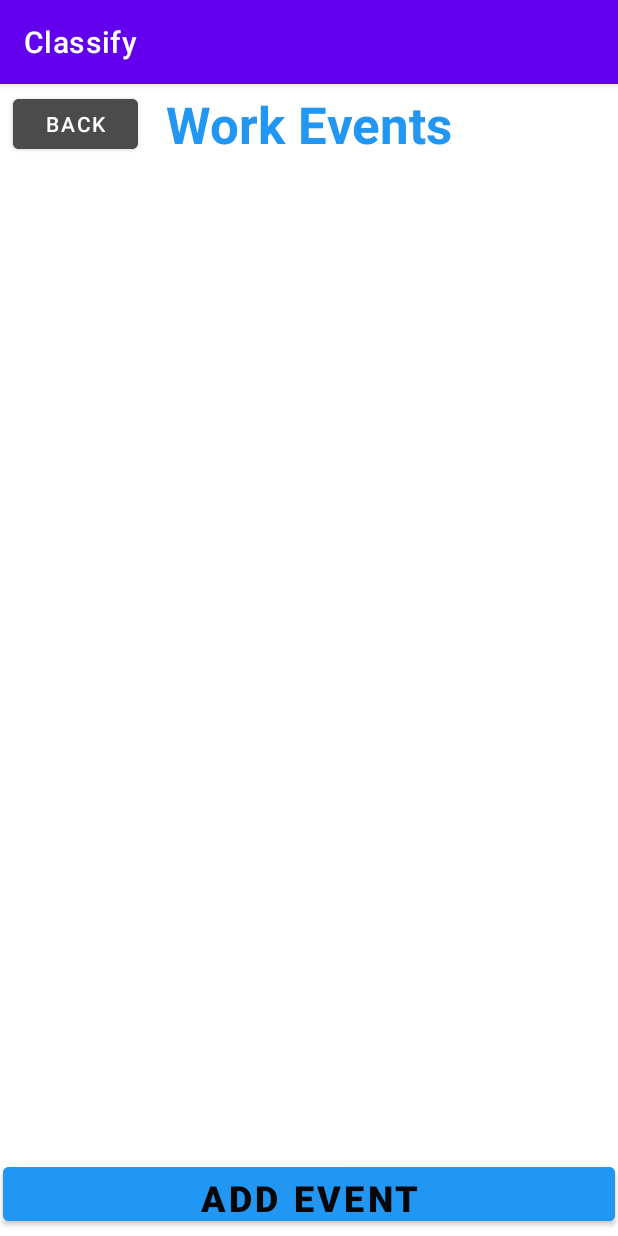
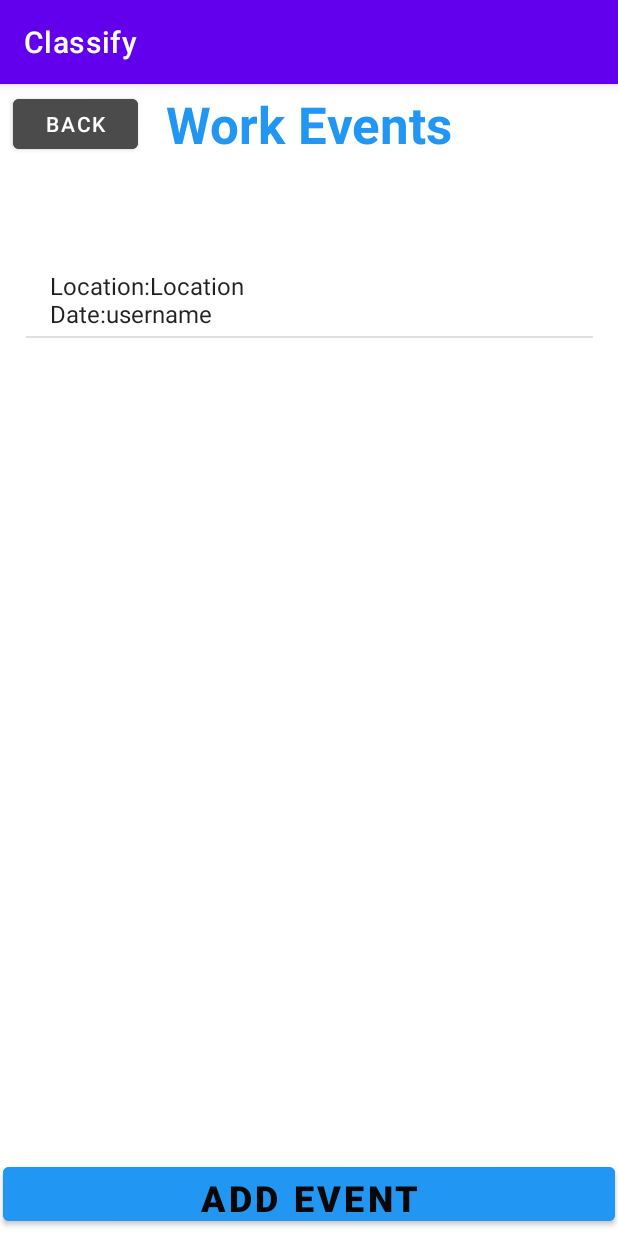
Before and after one commit to ekane11/ClassifyHomescreen, an Android app: the WorkEventsActivity screen opened directly, with no data from a screen before it, on a phone screen of 412 x 824 dp. Run offline under Robolectric (Android 15) with nearby library versions, the phone set to English and light mode, and no system bars.

Commit message:
display list working(for most part)

```diff
--- /dev/null
+++ b/app/src/main/java/com/example/classifyhomescreen/DBHelper.java
@@ -0,0 +1,55 @@
+package com.example.classifyhomescreen;
+
+import android.database.Cursor;
+import android.database.sqlite.SQLiteDatabase;
+
+import java.util.ArrayList;
+
+public class DBHelper {
+
+    SQLiteDatabase sqLiteDatabase;
+
+    public DBHelper(SQLiteDatabase sqLiteDatabase) {
+        this.sqLiteDatabase = sqLiteDatabase;
+    }
+
+    public void createTable() {
+        sqLiteDatabase.execSQL("CREATE TABLE IF NOT EXISTS events" + "(id INTEGER PRIMARY KEY, username TEXT, date TEXT, location TEXT)");
+    }
+
+    public ArrayList<Event> readNotes(String username) {
+
+        createTable();
+        Cursor c = sqLiteDatabase.rawQuery(String.format("SELECT * from events where username like '%s'", username), null);
+
+        int dateIndex = c.getColumnIndex("date");
+        int locationIndex = c.getColumnIndex("location");
+
+        c.moveToFirst();
+        ArrayList<Event> eventsList = new ArrayList<>();
+
+        while(!c.isAfterLast()) {
+
+            String date = c.getString(dateIndex);
+            String location = c.getString(locationIndex);
+
+            Event event = new Event(username, date, location, false, null);
+            eventsList.add(event);
+            c.moveToNext();
+        }
+        c.close();
+        sqLiteDatabase.close();
+        return eventsList;
+    }
+
+    public void saveEvent(String username, String date, String location) {
+        createTable();
+        sqLiteDatabase.execSQL(String.format("INSERT INTO events (username, date, location) VALUES ('%s', '%s', '%s')", username, date, location));
+    }
+
+    public void updateEvent(String username, String date, String location) {
+        createTable();
+        sqLiteDatabase.execSQL(String.format("UPDATE events set location = '%s', date = '%s' where username = '%s'", location, date, username));
+    }
+
+}
--- /dev/null
+++ b/app/src/main/java/com/example/classifyhomescreen/Event.java
@@ -0,0 +1,34 @@
+package com.example.classifyhomescreen;
+
+import java.util.List;
+
+public class Event {
+
+    private String date;
+    private String time;
+    private String location;
+    private boolean alert;
+
+    public Event(String date, String time, String location, boolean alert, List<String> friends) {
+        this.date = date;
+        this.time = time;
+        this.location = location;
+        this.alert = alert;
+    }
+
+    public String getDate() {
+        return this.date;
+    }
+
+    public String getTime() {
+        return this.time;
+    }
+
+    public String getLocation() {
+        return this.location;
+    }
+
+    public boolean getAlert() {
+        return this.alert;
+    }
+}
--- a/app/src/main/java/com/example/classifyhomescreen/WorkEventsActivity.java
+++ b/app/src/main/java/com/example/classifyhomescreen/WorkEventsActivity.java
@@ -1,20 +1,52 @@
 package com.example.classifyhomescreen;
-
 
 import androidx.appcompat.app.AppCompatActivity;
 
+import android.content.Context;
 import android.content.Intent;
+import android.database.sqlite.SQLiteDatabase;
 import android.os.Bundle;
 import android.view.View;
+import android.widget.AdapterView;
+import android.widget.ArrayAdapter;
+import android.widget.ListView;
+
+import java.util.ArrayList;
 
 public class WorkEventsActivity extends AppCompatActivity {
 
-
+    public static ArrayList<Event> events = new ArrayList<>();
 
     @Override
     protected void onCreate(Bundle savedInstanceState) {
         super.onCreate(savedInstanceState);
         setContentView(R.layout.activity_work_events);
+
+        Context context = getApplicationContext();
+        SQLiteDatabase sqLiteDatabase = context.openOrCreateDatabase("events", Context.MODE_PRIVATE,null);
+
+        DBHelper dbHelper = new DBHelper(sqLiteDatabase);
+        events = dbHelper.readNotes("username");
+
+        ArrayList<String> displayEvents = new ArrayList<>();
+        for(Event event: events) {
+            displayEvents.add(String.format("Location:%s\nDate:%s", event.getLocation(), event.getDate()));
+        }
+
+        ArrayAdapter adapter = new ArrayAdapter(this, android.R.layout.simple_list_item_1, displayEvents);
+        ListView listView = (ListView) findViewById(R.id.workEventsList);
+        listView.setAdapter(adapter);
+
+        listView.setOnItemClickListener(new AdapterView.OnItemClickListener() {
+            @Override
+            public void onItemClick(AdapterView<?> parent, View view, int position, long id) {
+                Intent intent = new Intent(getApplicationContext(), AddEventActivity.class);
+                intent.putExtra("noteid", position);
+                intent.putExtra("type", "work");
+                startActivity(intent);
+            }
+        });
+
     }
 
     public void onAddButtonClick(View v) {
--- a/app/src/main/res/layout/activity_work_events.xml
+++ b/app/src/main/res/layout/activity_work_events.xml
@@ -8,8 +8,8 @@
 
     <ListView
         android:id="@+id/workEventsList"
-        android:layout_width="412dp"
-        android:layout_height="595dp"
+        android:layout_width="378dp"
+        android:layout_height="534dp"
         app:layout_constraintBottom_toTopOf="@+id/addEventButton"
         app:layout_constraintEnd_toEndOf="parent"
         app:layout_constraintStart_toStartOf="parent"
--- a/app/src/main/res/values/ids.xml
+++ b/app/src/main/res/values/ids.xml
@@ -1,9 +1,9 @@
 <?xml version="1.0" encoding="utf-8"?>
 <resources>
     <item name="textView2" type="id" />
-    <item name="editTextTextPersonName" type="id" />
+    <item name="dateText" type="id" />
     <item name="editTextTextPersonName2" type="id" />
-    <item name="editTextTextPersonName3" type="id" />
+    <item name="locationText" type="id" />
     <item name="textView3" type="id" />
     <item name="switch1" type="id" />
     <item name="textView4" type="id" />
```
Also changed, not shown: app/src/main/java/com/example/classifyhomescreen/AddEventActivity.java (+54 -0 lines), app/src/main/res/layout/activity_add_event.xml (+25 -24 lines).
